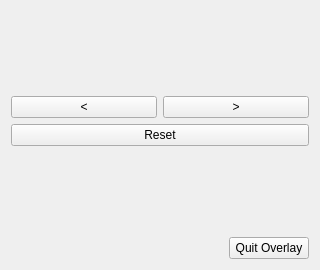
Before: the Qt Designer form overlay/src/WheelchairOverlayWidget.ui in henriheimann/rollivr, drawn with Qt 5.
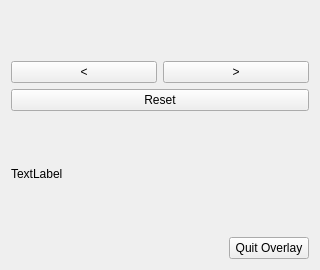
After: the same form once the commit is applied.

Commit message: Add input actions to overlay

Patch:
```diff
--- a/overlay/src/WheelchairOverlayWidget.ui
+++ b/overlay/src/WheelchairOverlayWidget.ui
@@ -52,6 +52,30 @@
      </property>
     </widget>
    </item>
+   <item>
+    <spacer name="verticalSpacer_3">
+     <property name="orientation">
+      <enum>Qt::Vertical</enum>
+     </property>
+     <property name="sizeHint" stdset="0">
+      <size>
+       <width>20</width>
+       <height>40</height>
+      </size>
+     </property>
+    </spacer>
+   </item>
+   <item>
+    <layout class="QGridLayout" name="gridLayout">
+     <item row="0" column="0">
+      <widget class="QLabel" name="testLabel">
+       <property name="text">
+        <string>TextLabel</string>
+       </property>
+      </widget>
+     </item>
+    </layout>
+   </item>
    <item>
     <spacer name="verticalSpacer">
      <property name="orientation">
```
The commit also changes 20 other files.
